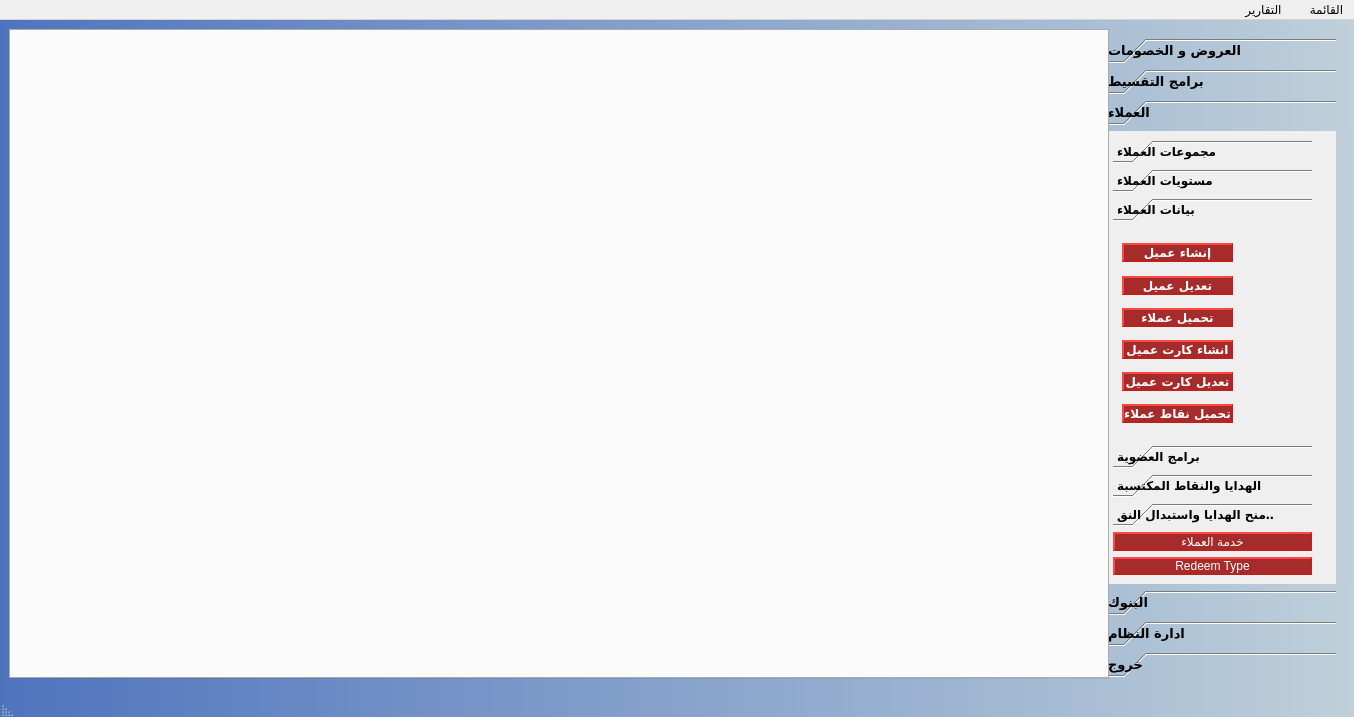
Above: presentation/main_login_ui/main3.ui from shymaa123456/HyperPOS2020 before the change. Below: the same form after it.
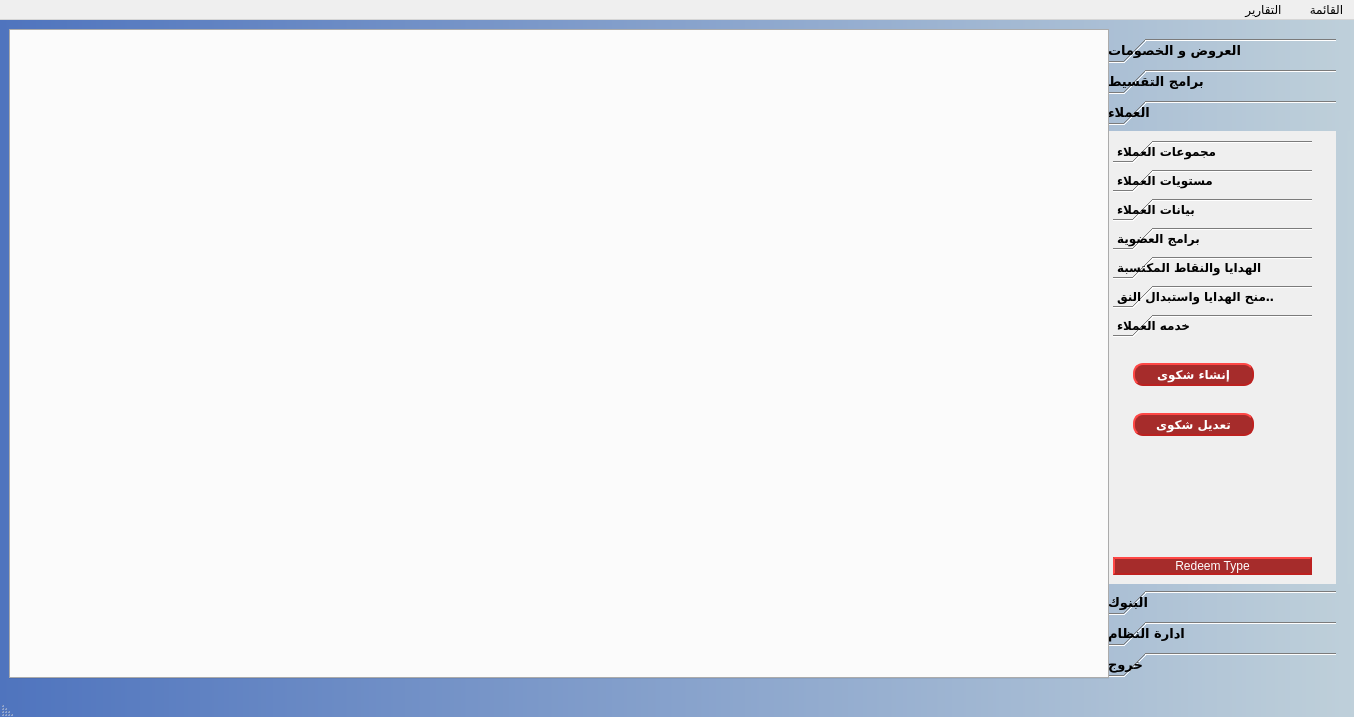
That is the form after the change.

Commit message: modify customers service

```diff
--- a/presentation/main_login_ui/main3.ui
+++ b/presentation/main_login_ui/main3.ui
@@ -922,7 +922,7 @@
               </font>
              </property>
              <property name="currentIndex">
-              <number>2</number>
+              <number>6</number>
              </property>
              <widget class="QWidget" name="page_3">
               <property name="geometry">
@@ -1031,10 +1031,10 @@
              <widget class="QWidget" name="page_5">
               <property name="geometry">
                <rect>
-                <x>0</x>
+                <x>-49</x>
                 <y>0</y>
-                <width>184</width>
-                <height>208</height>
+                <width>147</width>
+                <height>186</height>
                </rect>
               </property>
               <attribute name="label">
@@ -1286,13 +1286,45 @@
                </item>
               </layout>
              </widget>
-            </widget>
-           </item>
-           <item row="1" column="1">
-            <widget class="QPushButton" name="QAct_Customer_Service">
-             <property name="text">
-              <string>خدمة العملاء</string>
-             </property>
+             <widget class="QWidget" name="page_9">
+              <property name="geometry">
+               <rect>
+                <x>0</x>
+                <y>0</y>
+                <width>184</width>
+                <height>209</height>
+               </rect>
+              </property>
+              <attribute name="label">
+               <string>خدمه العملاء</string>
+              </attribute>
+              <widget class="QPushButton" name="QAct_Create_Complain">
+               <property name="geometry">
+                <rect>
+                 <x>20</x>
+                 <y>20</y>
+                 <width>121</width>
+                 <height>23</height>
+                </rect>
+               </property>
+               <property name="text">
+                <string>إنشاء شكوى</string>
+               </property>
+              </widget>
+              <widget class="QPushButton" name="QAct_Modify_Complain">
+               <property name="geometry">
+                <rect>
+                 <x>20</x>
+                 <y>70</y>
+                 <width>121</width>
+                 <height>23</height>
+                </rect>
+               </property>
+               <property name="text">
+                <string>تعديل شكوى</string>
+               </property>
+              </widget>
+             </widget>
             </widget>
            </item>
            <item row="2" column="1">
```
Left out of the diff: 88 changed lines with no effect on the pictures. The commit also changes 2 other files.
